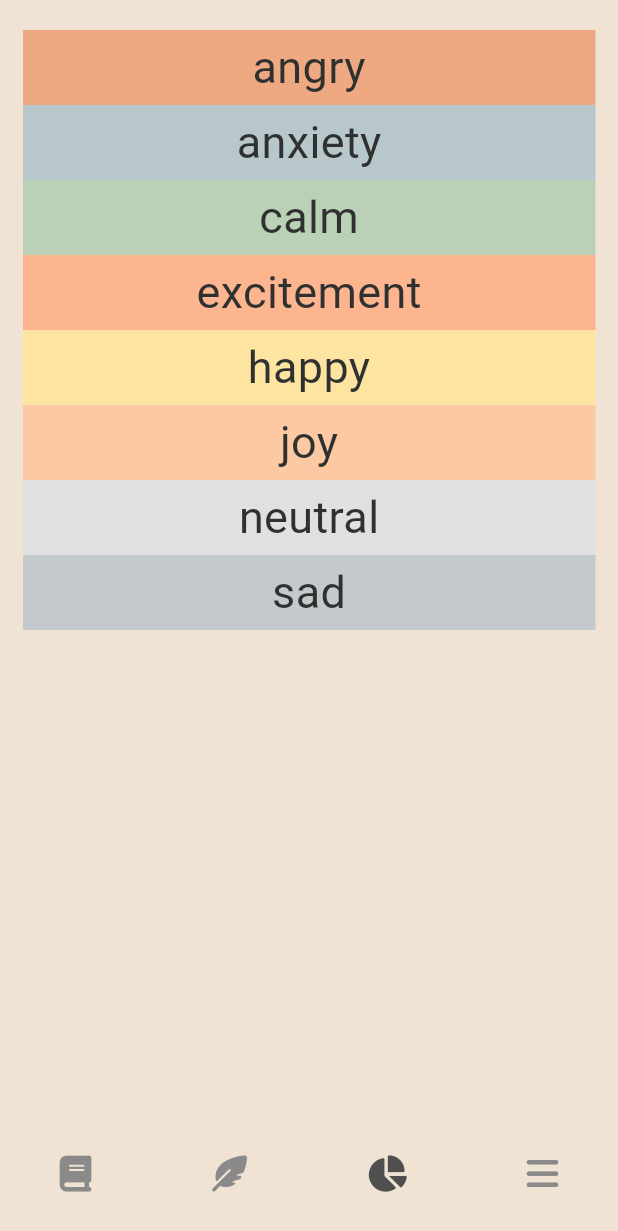
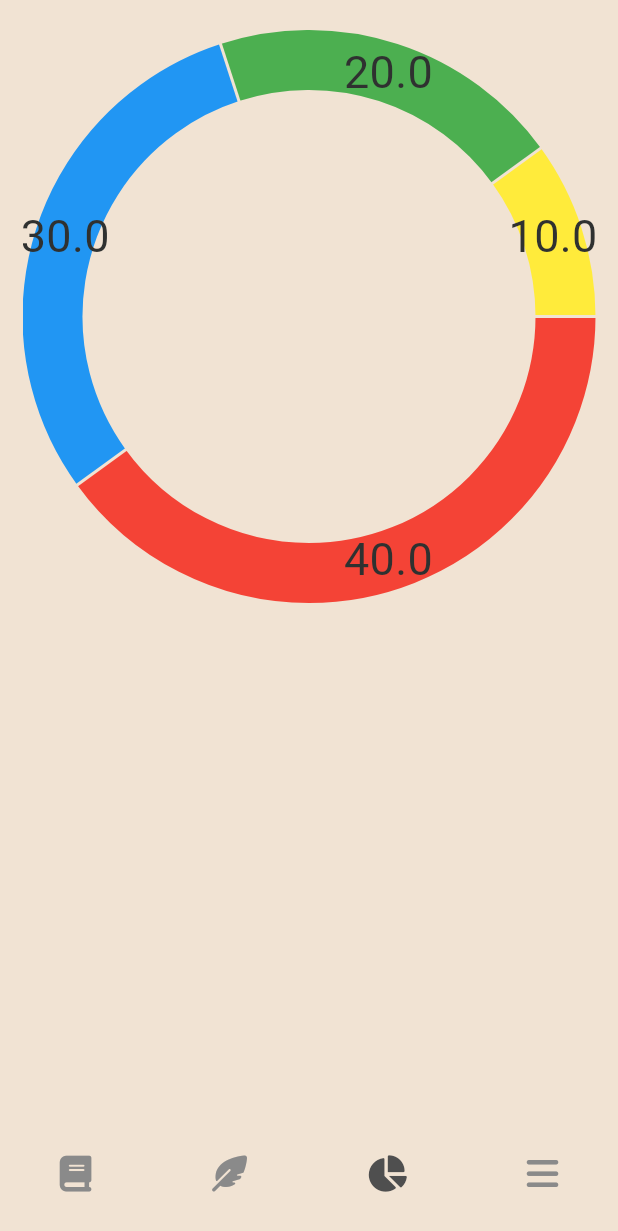
Before and after one commit to hojun-jo/moodtracker, a Flutter app: the screen it shows after launch, item 3 of the bottom bar chosen, on a phone screen of 412 x 824 dp. Shown: the top 1231 px of the screen. Run offline on Flutter 3.47's test engine with Material 3 defaults, Android fonts, the phone set to English and light mode, and no system bars; drawn by our look-alikes of fl_chart; our stand-ins replace easy_localization, flutter_riverpod, font_awesome_flutter, gap, go_router, google_fonts and 2 more; accounts and stored records are empty; generated files the repository leaves out were written again; Roboto replaces fonts that are missing (Dongle).

Commit message:
refactor: 필터에서 날짜 범위를 선택할 수 있도록 수정

```diff
--- a/lib/core/datasources/mood_datasource.dart
+++ b/lib/core/datasources/mood_datasource.dart
@@ -1,6 +1,7 @@
+import 'package:flutter/material.dart';
 import 'package:moodtracker/core/models/mood/mood_model.dart';
 
 abstract class MoodDatasource {
   Future<void> addMood(MoodModel mood);
-  Stream<List<MoodModel>> watchMoods({DateTime? date});
+  Stream<List<MoodModel>> watchMoods({DateTimeRange? dateRange});
 }
--- a/lib/core/infra/repositories/mood_repository_impl.dart
+++ b/lib/core/infra/repositories/mood_repository_impl.dart
@@ -1,3 +1,4 @@
+import 'package:flutter/material.dart';
 import 'package:moodtracker/core/datasources/mood_datasource.dart';
 import 'package:moodtracker/core/models/mood/mood_model.dart';
 import 'package:moodtracker/core/repositories/mood_repository.dart';
@@ -15,9 +16,9 @@ class MoodRepositoryImpl implements MoodRepository {
   }
 
   @override
-  Stream<List<MoodModel>> watchMoods({DateTime? date}) async* {
+  Stream<List<MoodModel>> watchMoods({DateTimeRange? dateRange}) async* {
     final datasource = await moodDatasource;
 
-    yield* datasource.watchMoods(date: date);
+    yield* datasource.watchMoods(dateRange: dateRange);
   }
 }
--- a/lib/core/repositories/mood_repository.dart
+++ b/lib/core/repositories/mood_repository.dart
@@ -1,6 +1,7 @@
+import 'package:flutter/material.dart';
 import 'package:moodtracker/core/models/mood/mood_model.dart';
 
 abstract class MoodRepository {
   Future<void> addMood(MoodModel mood);
-  Stream<List<MoodModel>> watchMoods({DateTime? date});
+  Stream<List<MoodModel>> watchMoods({DateTimeRange? dateRange});
 }
--- a/lib/core/theme/app_text_theme.dart
+++ b/lib/core/theme/app_text_theme.dart
@@ -9,6 +9,11 @@ abstract class AppTextTheme {
     return locale.languageCode == "ja"
         ? null
         : GoogleFonts.dongleTextTheme().copyWith(
+            titleSmall: GoogleFonts.dongle(
+              color: AppColor.black,
+              fontSize: 24,
+              height: 1.2,
+            ),
             bodyMedium: GoogleFonts.dongle(
               color: AppColor.black,
               fontSize: 30,
--- a/lib/core/theme/app_theme_data.dart
+++ b/lib/core/theme/app_theme_data.dart
@@ -3,12 +3,24 @@ import 'package:moodtracker/core/theme/app_color.dart';
 import 'package:moodtracker/core/theme/app_text_theme.dart';
 import 'package:moodtracker/core/theme/app_theme_type.dart';
 
-ThemeData appThemeData(AppThemeType appBackground, Locale locale) {
+ThemeData appThemeData(
+  AppThemeType appBackground,
+  Locale locale,
+) {
+  final appBackgroundColor = appBackground.toColor();
+  final textBodySmall = AppTextTheme.data(locale)?.bodySmall;
+  final textBodyMedium = AppTextTheme.data(locale)?.bodyMedium;
+
   return ThemeData(
-    scaffoldBackgroundColor: appBackground.toColor(),
+    colorScheme: ColorScheme.fromSeed(
+      seedColor: appBackgroundColor,
+      primary: appBackgroundColor,
+      onPrimary: AppColor.black,
+    ),
+    scaffoldBackgroundColor: appBackgroundColor,
     appBarTheme: AppBarTheme(
-      backgroundColor: appBackground.toColor(),
-      surfaceTintColor: appBackground.toColor(),
+      backgroundColor: appBackgroundColor,
+      surfaceTintColor: appBackgroundColor,
       iconTheme: const IconThemeData(
         color: AppColor.darkgrey,
       ),
@@ -18,15 +30,24 @@ ThemeData appThemeData(AppThemeType appBackground, Locale locale) {
     ),
     inputDecorationTheme: InputDecorationTheme(
       border: InputBorder.none,
-      hintStyle: AppTextTheme.data(locale)?.bodySmall,
+      hintStyle: textBodySmall,
+      labelStyle: textBodySmall,
     ),
     textTheme: AppTextTheme.data(locale),
     textSelectionTheme: TextSelectionThemeData(
       cursorColor: AppColor.black,
-      selectionColor: appBackground.toColor(),
-      selectionHandleColor: appBackground.toColor(),
+      selectionColor: appBackgroundColor,
+      selectionHandleColor: appBackgroundColor,
     ),
-    cardColor: appBackground.toColor(),
+    textButtonTheme: TextButtonThemeData(
+      style: ButtonStyle(
+        foregroundColor: WidgetStateProperty.all(AppColor.black),
+        textStyle: WidgetStateProperty.all(
+          textBodySmall,
+        ),
+      ),
+    ),
+    cardColor: appBackgroundColor,
     cardTheme: const CardTheme(
       elevation: 0,
       margin: EdgeInsets.zero,
@@ -34,7 +55,7 @@ ThemeData appThemeData(AppThemeType appBackground, Locale locale) {
     ),
     listTileTheme: ListTileThemeData(
       tileColor: AppColor.white,
-      titleTextStyle: AppTextTheme.data(locale)?.bodyMedium,
+      titleTextStyle: textBodyMedium,
     ),
     progressIndicatorTheme: const ProgressIndicatorThemeData(
       color: AppColor.black,
@@ -51,22 +72,11 @@ ThemeData appThemeData(AppThemeType appBackground, Locale locale) {
     ),
     datePickerTheme: DatePickerThemeData(
       backgroundColor: AppColor.white,
-      cancelButtonStyle: ButtonStyle(
-        foregroundColor: WidgetStateProperty.all(AppColor.black),
-        textStyle: WidgetStateProperty.all(
-          AppTextTheme.data(locale)?.bodySmall,
-        ),
-      ),
-      confirmButtonStyle: ButtonStyle(
-        foregroundColor: WidgetStateProperty.all(AppColor.black),
-        textStyle: WidgetStateProperty.all(
-          AppTextTheme.data(locale)?.bodySmall,
-        ),
-      ),
-      headerHelpStyle: AppTextTheme.data(locale)?.bodySmall,
-      weekdayStyle: AppTextTheme.data(locale)?.bodySmall,
-      dayStyle: AppTextTheme.data(locale)?.bodySmall,
-      yearStyle: AppTextTheme.data(locale)?.bodySmall,
+      rangePickerBackgroundColor: AppColor.white,
+      rangeSelectionBackgroundColor: appBackgroundColor,
+      rangePickerHeaderHelpStyle: textBodySmall,
+      headerHeadlineStyle: textBodySmall,
+      headerHelpStyle: textBodySmall,
     ),
   );
 }
--- a/lib/features/chart/views/chart_screen.dart
+++ b/lib/features/chart/views/chart_screen.dart
@@ -1,3 +1,4 @@
+import 'package:fl_chart/fl_chart.dart';
 import 'package:flutter/material.dart';
 import 'package:moodtracker/core/models/mood/mood_type.dart';
 
@@ -13,17 +14,31 @@ class _ChartScreenState extends State<ChartScreen> {
   Widget build(BuildContext context) {
     return Column(
       children: [
-        ...MoodType.values.map(
-          (mood) => Container(
-            height: 50,
-            color: mood.color,
-            child: Center(
-              child: Text(
-                mood.name,
-              ),
+        AspectRatio(
+          aspectRatio: 1,
+          child: PieChart(
+            PieChartData(
+              sections: [
+                PieChartSectionData(
+                  color: Colors.red,
+                  value: 40,
+                ),
+                PieChartSectionData(
+                  color: Colors.blue,
+                  value: 30,
+                ),
+                PieChartSectionData(
+                  color: Colors.green,
+                  value: 20,
+                ),
+                PieChartSectionData(
+                  color: Colors.yellow,
+                  value: 10,
+                ),
+              ],
             ),
           ),
-        )
+        ),
       ],
     );
   }
--- a/lib/features/home/views/widgets/home_header_delegate.dart
+++ b/lib/features/home/views/widgets/home_header_delegate.dart
@@ -2,7 +2,7 @@ import 'package:flutter/material.dart';
 import 'package:moodtracker/features/home/views/widgets/home_header.dart';
 
 class HomeHeaderDelegate extends SliverPersistentHeaderDelegate {
-  final Function(DateTime?) onDateChanged;
+  final Function(DateTimeRange?) onDateChanged;
 
   HomeHeaderDelegate({required this.onDateChanged});
 
@@ -12,9 +12,7 @@ class HomeHeaderDelegate extends SliverPersistentHeaderDelegate {
     double shrinkOffset,
     bool overlapsContent,
   ) {
-    return HomeHeader(
-      onDateChanged: onDateChanged,
-    );
+    return HomeHeader(onDateChanged: onDateChanged);
   }
 
   @override
```
Also changed, not shown: lib/core/infra/datasources/mood_local_datasource_impl.dart (+7 -4 lines), lib/features/home/view_models/home_view_model.dart (+5 -4 lines), lib/features/home/views/home_screen.dart (+5 -5 lines), lib/features/home/views/widgets/home_header.dart (+22 -21 lines).
